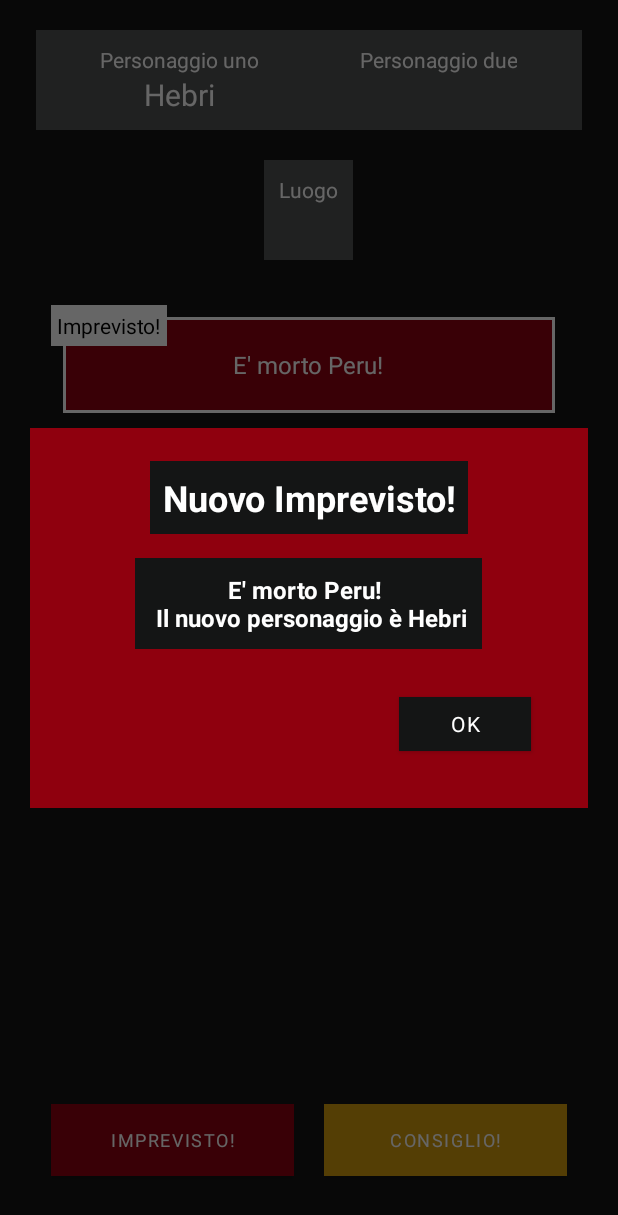
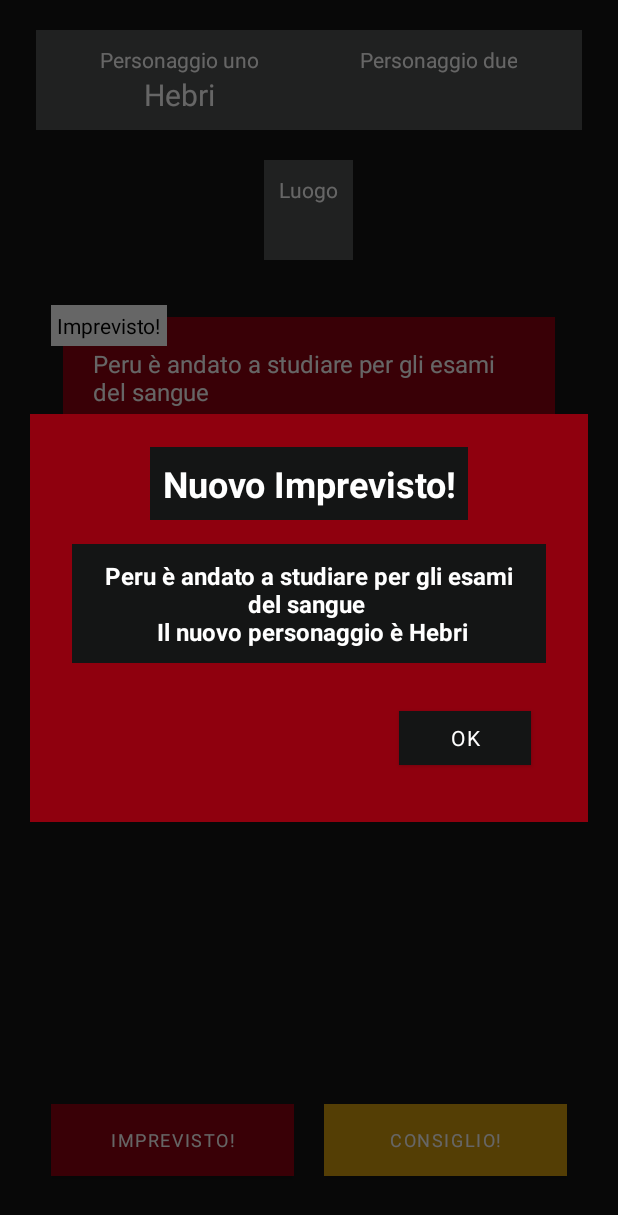
Before and after one commit to stebaia/MyStory, an Android app: the ResultFragment screen opened through its navigation route, after a tap on "IMPREVISTO!", on a phone screen of 412 x 824 dp. Shown: the top 1215 px of the screen. Run offline under Robolectric (Android 15) with nearby library versions, the phone set to English and light mode, and no system bars; our stand-ins replace navigation-ui; Roboto replaces fonts that are not available here; 4 statements that could not run were skipped.

Commit message:
Aggiunti imprevisti e modificato il colore del bottone della dialog

```diff
--- a/app/src/main/java/com/sbaiardi/mystory/network/NameService.kt
+++ b/app/src/main/java/com/sbaiardi/mystory/network/NameService.kt
@@ -16,6 +16,21 @@ class NameService {
             Character("Stewie", is_chosen = false, is_used = false),
             Character("Peru", is_chosen = false, is_used = false),
             Character("Eli", is_chosen = false, is_used = false),
+        )
+        val actionList = mutableListOf(
+            "è morto!",
+            "è fuggito in messico!",
+            "vuole uscire da questa storia",
+            "si è andato a fare un panino",
+            "ha scoreggiato troppo forte e è esploso",
+            "è andato a cagare",
+            "è andato a studiare per gli esami del sangue",
+            "deve sostituire un suo collega spazzino",
+            "è andato a pulire lo sbocco della festeggiata della scorsa laurea",
+            "è andato a pulire la nuova casa di Simo",
+            "starnutendo ha fatto il richiamo per i piccioni e ora è coperto di guano",
+            "deve allacciare le scarpe al suo nuovo millepiedi"
+
         )
         fun randomChoose(): Character{
             val tmpList = characterList.filter { !it.is_chosen && !it.is_used }
@@ -39,11 +54,18 @@ class NameService {
                 }else if (oldCharacter.name == Result.result_second_character.name){
                     Result.result_second_character = newCharacter
                 }
-                Result.resultList.add(Result("E' morto ${oldCharacter.name}!",TYPE_RESULT.IMPREVISTO))
+                val action = randomExit(oldCharacter.name)
+                Result.resultList.add(Result(action,TYPE_RESULT.IMPREVISTO))
                 Result.resultList.add(Result("Il nuovo personaggio è ${newCharacter.name}", TYPE_RESULT.IMPREVISTO))
-                return "E' morto ${oldCharacter.name}! \n Il nuovo personaggio è ${newCharacter.name}"
+                return "$action \n Il nuovo personaggio è ${newCharacter.name}"
             }
             return "fine"
         }
+
+        private fun randomExit(name: String): String{
+            val randomIndex = Random.nextInt(actionList.size)
+            val randomElement = actionList[randomIndex]
+            return "$name $randomElement"
+        }
     }
 }
--- a/app/src/main/java/com/sbaiardi/mystory/ui/results/ResultFragment.kt
+++ b/app/src/main/java/com/sbaiardi/mystory/ui/results/ResultFragment.kt
@@ -67,8 +67,6 @@ class ResultFragment: Fragment(R.layout.fragment_result_layout) {
         resultViewModel.getListResult()
         resultViewModel.results.observe(viewLifecycleOwner, {
             it.let {
-
-
                         binding.txtFirstCharacter.text = Result.result_first_character.name
                         binding.txtSecondCharacter.text = Result.result_second_character.name
                         binding.txtPlace.text = Result.result_place.name
@@ -76,9 +74,6 @@ class ResultFragment: Fragment(R.layout.fragment_result_layout) {
                         resultListAdapter.notifyDataSetChanged()
                         recycler_result.scrollToPosition(it.size-1)
                         println("and it seems to work!")
-
-
-
             }
         })
         binding.btnImprevisto.setOnClickListener {
--- a/app/src/main/res/layout/dialog_event_layout.xml
+++ b/app/src/main/res/layout/dialog_event_layout.xml
@@ -54,6 +54,7 @@
                 android:layout_height="wrap_content" />
 
             <com.google.android.material.button.MaterialButton
+                android:textColor="@color/white"
                 android:id="@+id/btn_dismiss"
                 android:fontFamily="@font/arbutus"
                 android:text="ok"
--- a/app/src/main/res/layout/items_result_layout.xml
+++ b/app/src/main/res/layout/items_result_layout.xml
@@ -2,24 +2,25 @@
 <RelativeLayout xmlns:android="http://schemas.android.com/apk/res/android"
     android:layout_width="match_parent"
     android:layout_margin="10dp"
-    android:layout_height="80dp">
+    android:layout_height="wrap_content">
     <LinearLayout
+
         android:layout_margin="8dp"
         android:background="@drawable/background_line_white"
         android:layout_width="match_parent"
-        android:layout_height="match_parent">
+        android:layout_height="wrap_content">
 
 
     <RelativeLayout
-        android:layout_margin="2dp"
+
         android:id="@+id/relative_background"
         android:layout_width="match_parent"
         android:layout_height="match_parent"
-
-
         >
 
         <TextView
+            android:layout_margin="20dp"
+            android:text="fhsdkjfhsdkjf"
             android:fontFamily="@font/arbutus"
             android:id="@+id/txt_name_result"
             android:layout_width="wrap_content"
```
